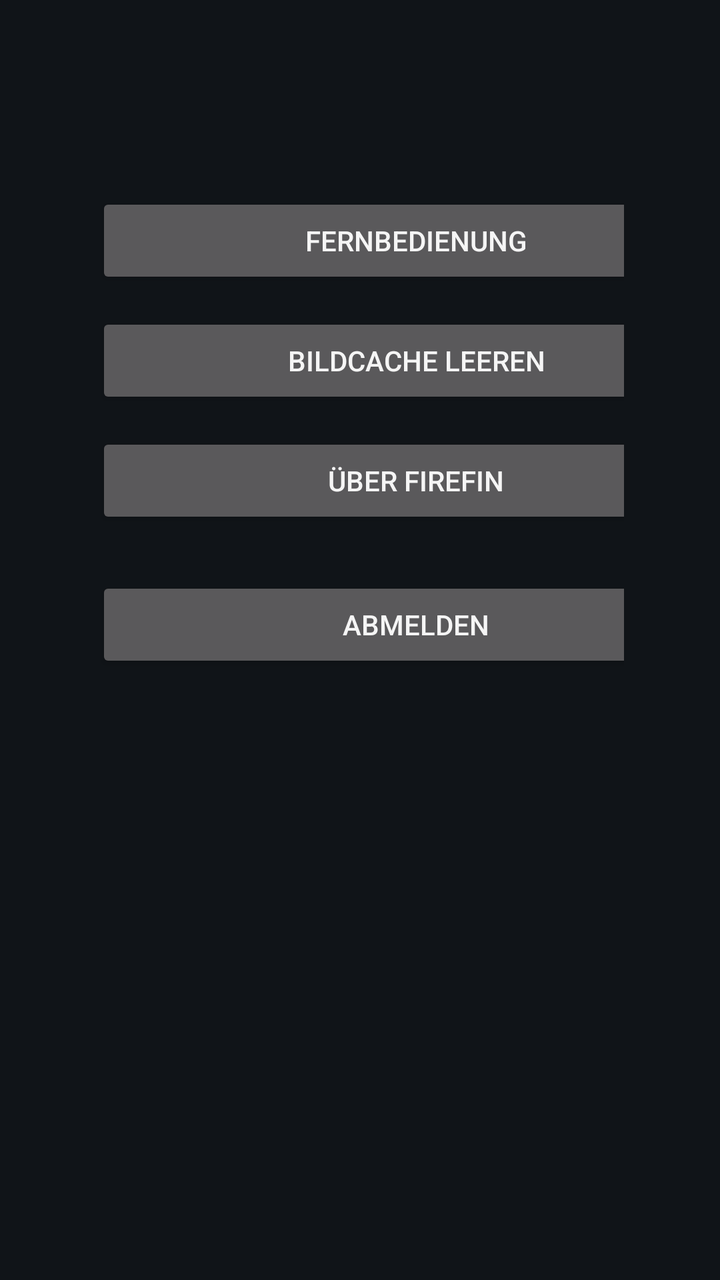
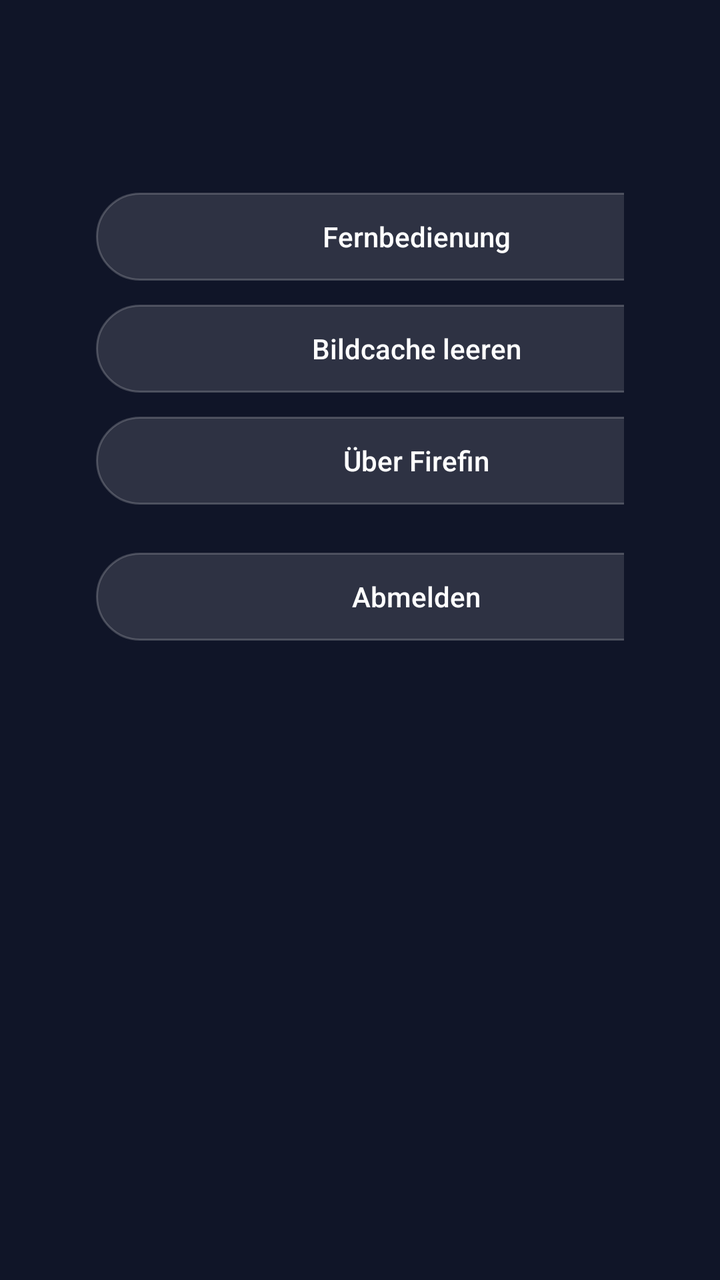

An Android layout rendered at two revisions. The XML below is the earlier revision; the diff shows what the commit changed to produce the second picture.
<!-- AndroidManifest.xml: application theme Theme.Firefin -->
<!-- res/layout/activity_settings.xml -->
<?xml version="1.0" encoding="utf-8"?>
<ScrollView xmlns:android="http://schemas.android.com/apk/res/android"
    android:layout_width="match_parent"
    android:layout_height="match_parent"
    android:background="#101418">

    <LinearLayout
        android:layout_width="match_parent"
        android:layout_height="wrap_content"
        android:orientation="vertical"
        android:padding="48dp">

        <TextView
            android:id="@+id/accountInfo"
            android:layout_width="match_parent"
            android:layout_height="wrap_content"
            android:textColor="#F5F5F5"
            android:textSize="18sp" />

        <Button
            android:id="@+id/remoteButton"
            android:layout_width="320dp"
            android:layout_height="wrap_content"
            android:layout_marginTop="24dp"
            android:text="@string/remote_control" />

        <Button
            android:id="@+id/clearCacheButton"
            android:layout_width="320dp"
            android:layout_height="wrap_content"
            android:layout_marginTop="12dp"
            android:text="@string/clear_image_cache" />

        <Button
            android:id="@+id/aboutButton"
            android:layout_width="320dp"
            android:layout_height="wrap_content"
            android:layout_marginTop="12dp"
            android:text="@string/about" />

        <Button
            android:id="@+id/logoutButton"
            android:layout_width="320dp"
            android:layout_height="wrap_content"
            android:layout_marginTop="24dp"
            android:text="@string/logout" />

        <TextView
            android:id="@+id/aboutText"
            android:layout_width="match_parent"
            android:layout_height="wrap_content"
            android:layout_marginTop="24dp"
            android:textColor="#B0BEC5"
            android:textSize="13sp" />
    </LinearLayout>
</ScrollView>
<!-- resources referenced by this layout -->
<resources>
  <string name="about">Über Firefin</string>
  <string name="clear_image_cache">Bildcache leeren</string>
  <string name="logout">Abmelden</string>
  <string name="remote_control">Fernbedienung</string>
  <style name="Theme.Firefin" parent="Theme.AppCompat.NoActionBar">
          <item name="android:windowBackground">@android:color/black</item>
          <item name="android:colorPrimary">#0288D1</item>
          <item name="android:colorPrimaryDark">#01579B</item>
          <item name="android:colorAccent">#4FC3F7</item>
          <item name="android:textColorPrimary">#F5F5F5</item>
          <item name="android:textColorSecondary">#B0BEC5</item>
      </style>
</resources>

<!-- the commit's change to res/layout/activity_settings.xml (unified diff, before → after) -->
@@ -2,7 +2,7 @@
 <ScrollView xmlns:android="http://schemas.android.com/apk/res/android"
     android:layout_width="match_parent"
     android:layout_height="match_parent"
-    android:background="#101418">
+    android:background="@color/background">
 
     <LinearLayout
         android:layout_width="match_parent"
@@ -50,7 +50,7 @@
             android:layout_width="match_parent"
             android:layout_height="wrap_content"
             android:layout_marginTop="24dp"
-            android:textColor="#B0BEC5"
+            android:textColor="@color/text_secondary"
             android:textSize="13sp" />
     </LinearLayout>
 </ScrollView>
<!-- resource entries referenced after the edit -->
@@ -1,16 +1,31 @@
 <!-- resources referenced by this layout -->
 <resources>
+  <color name="background">#101528</color>
+  <color name="text_secondary">#B3B3B3</color>
   <string name="about">Über Firefin</string>
   <string name="clear_image_cache">Bildcache leeren</string>
   <string name="logout">Abmelden</string>
   <string name="remote_control">Fernbedienung</string>
   <style name="Theme.Firefin" parent="Theme.AppCompat.NoActionBar">
-          <item name="android:windowBackground">@android:color/black</item>
-          <item name="android:colorPrimary">#0288D1</item>
-          <item name="android:colorPrimaryDark">#01579B</item>
-          <item name="android:colorAccent">#4FC3F7</item>
-          <item name="android:textColorPrimary">#F5F5F5</item>
-          <item name="android:textColorSecondary">#B0BEC5</item>
-      </style>
+  <item name="android:windowBackground">@color/background</item><item name="android:windowFullscreen">true</item>
+  <item name="colorPrimary">@color/accent</item><item name="colorAccent">@color/accent</item><item name="colorPrimaryDark">@color/background</item>
+  <item name="android:colorPrimary">@color/accent</item><item name="android:colorAccent">@color/accent</item>
+  <item name="android:textColorPrimary">@color/text_primary</item><item name="android:textColorSecondary">@color/text_secondary</item>
+  <item name="buttonStyle">@style/Firefin.Button</item><item name="android:buttonStyle">@style/Firefin.Button</item>
+  </style>
+  <color name="accent">#00A4DC</color>
+  <color name="text_primary">#FFFFFF</color>
+  <style name="Firefin.Button" parent="Widget.AppCompat.Button">
+  <item name="android:background">@drawable/button_background</item><item name="backgroundTint">@null</item>
+  <item name="android:textColor">@color/button_text</item><item name="android:textAllCaps">false</item>
+  <item name="android:textSize">14sp</item><item name="android:minWidth">48dp</item><item name="android:minHeight">44dp</item>
+  <item name="android:paddingLeft">16dp</item><item name="android:paddingRight">16dp</item><item name="android:stateListAnimator">@null</item>
+  </style>
+  <!-- drawable button_background (drawable) -->
+  <?xml version="1.0" encoding="utf-8"?>
+  <selector xmlns:android="http://schemas.android.com/apk/res/android">
+  <item android:state_focused="true"><shape><solid android:color="#FFFFFF"/><corners android:radius="22dp"/><stroke android:width="2dp" android:color="#00A4DC"/></shape></item>
+  <item android:state_pressed="true"><shape><solid android:color="#FFFFFF"/><corners android:radius="22dp"/></shape></item>
+  <item><shape><solid android:color="#20FFFFFF"/><corners android:radius="22dp"/><stroke android:width="1dp" android:color="#33FFFFFF"/></shape></item></selector>
 </resources>
 
